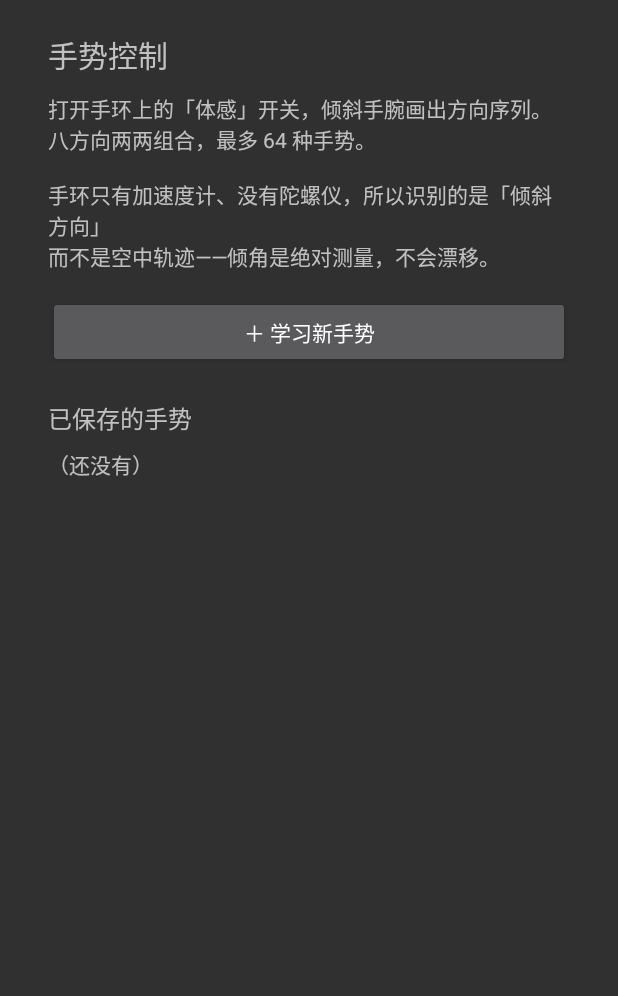
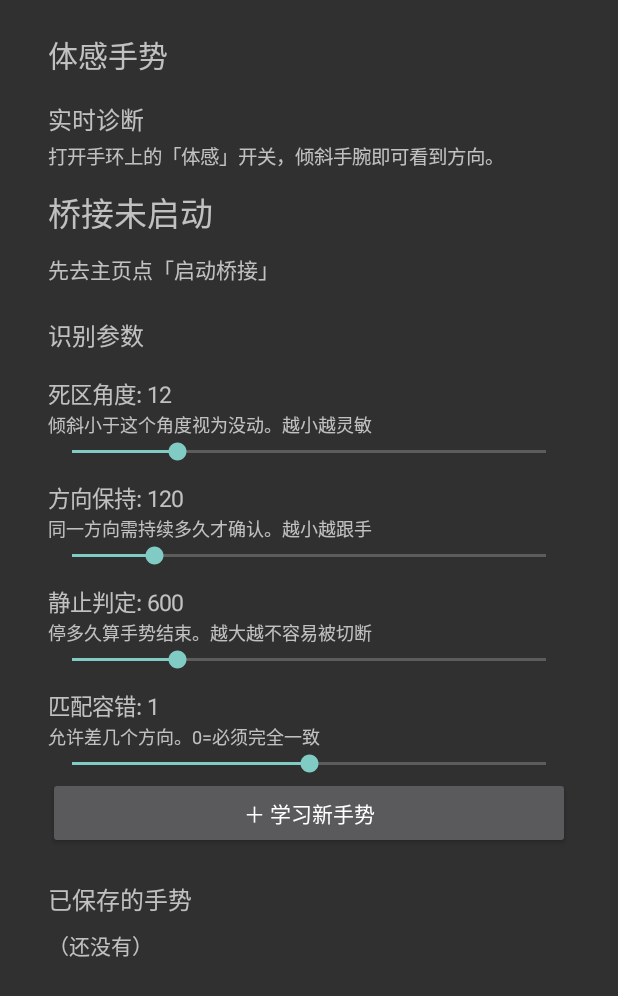
Before and after one commit to code787/ds1, an Android app: the screen it shows after launch (MainActivity), after a tap on "手势控制（体感）", on a phone screen of 412 x 824 dp. Shown: the top 996 px of the screen. Run offline under Robolectric (Android 15) with nearby library versions, the phone set to English and light mode, and no system bars.

Commit message:
feat: 手势阈值可调 + 实时诊断
用户需求：App 上能调识别阈值，并能看到当前识别到的方向（左上/右上…）。

## 实时诊断
- 手环每识别到一个方向变化就上报 tiltlive{dir,path}
- App 每 150ms 轮询 Service 的最新方向，显示：
  ⬆上 / ↗右上 / ➡右 / ↘右下 / ⬇下 / ↙左下 / ⬅左 / ↖左上
  以及本次已录到的方向序列
- 只在 cfg.live 开启时上报——每 20ms 一条会把蓝牙打满

## 阈值调节（4 个滑杆）
| 参数 | 范围 | 作用 |
|---|---|---|
| 死区角度 | 4~40° | 倾斜小于此值视为没动，越小越灵敏 |
| 方向保持 | 40~500ms | 同方向需持续多久才确认 |
| 静止判定 | 200~2000ms | 停多久算手势结束 |
| 匹配容错 | 0~2 | 允许差几个方向 |

改完立即通过 cfg 帧下发手环，不用重装 RPK。

## 架构
- GestureConfig.kt：参数模型 + SharedPreferences 存储 + 范围钳制
- ServiceRef.kt：静态持有 Service 引用，界面只读访问
- 手环端 createRecorder(opts) 接受配置，不再硬编码
- 协议新增：cfg（手机→手环配置）/ tiltlive（手环→手机实时方向）

单测 20 项全过。

```diff
--- a/app/src/main/java/com/wristcontrol/app/MainActivity.kt
+++ b/app/src/main/java/com/wristcontrol/app/MainActivity.kt
@@ -139,7 +139,9 @@ class MainActivity : Activity() {
             setOnClickListener {
                 try {
                     val panel = com.wristcontrol.app.gesture.GesturePanel(this@MainActivity)
+                    gesturePanel = panel
                     setContentView(panel.build())
+                    panel.onResume()
                 } catch (t: Throwable) {
                     statusText.text = "打开手势面板失败：${t.javaClass.simpleName}"
                 }
@@ -175,12 +177,28 @@ class MainActivity : Activity() {
         setContentView(scroll)
     }
 
+    private var gesturePanel: com.wristcontrol.app.gesture.GesturePanel? = null
+
     override fun onResume() {
         super.onResume()
         try {
             refreshStatus()
         } catch (t: Throwable) {
             Log.w(TAG, "刷新状态失败: ${t.javaClass.simpleName}")
+        }
+        try {
+            gesturePanel?.onResume()
+        } catch (t: Throwable) {
+            Log.w(TAG, "手势面板恢复失败: ${t.javaClass.simpleName}")
+        }
+    }
+
+    override fun onPause() {
+        super.onPause()
+        try {
+            gesturePanel?.onPause()
+        } catch (t: Throwable) {
+            Log.w(TAG, "手势面板暂停失败: ${t.javaClass.simpleName}")
         }
     }
 
--- /dev/null
+++ b/app/src/main/java/com/wristcontrol/app/gesture/GestureConfig.kt
@@ -0,0 +1,62 @@
+package com.wristcontrol.app.gesture
+
+import android.content.Context
+
+/**
+ * 手势识别的可调参数。
+ *
+ * 这些值直接决定手感，必须能在 App 上改：
+ * - 手环戴的位置、手腕初始姿态因人而异
+ * - 同一个死区角度，有人觉得太灵敏、有人觉得没反应
+ *
+ * 参数存在手机端，同步给手环。改完不用重装 RPK。
+ */
+data class GestureConfig(
+    /** 死区角度（度）。倾斜小于这个值视为没动。越小越灵敏。 */
+    val deadZone: Int = 12,
+
+    /** 同一方向需持续多久才确认（毫秒）。越小越跟手，但抖动变多。 */
+    val holdMs: Int = 120,
+
+    /** 静止多久判定手势结束（毫秒）。 */
+    val idleEndMs: Int = 600,
+
+    /** 匹配容错距离。0=必须完全一致，1=允许差一个方向。 */
+    val tolerance: Int = 1,
+
+    /** 是否在手机上实时显示识别到的方向（诊断用）。 */
+    val showLive: Boolean = true,
+) {
+    fun clamp(): GestureConfig = copy(
+        deadZone = deadZone.coerceIn(4, 40),
+        holdMs = holdMs.coerceIn(40, 500),
+        idleEndMs = idleEndMs.coerceIn(200, 2000),
+        tolerance = tolerance.coerceIn(0, 2),
+    )
+}
+
+/** 配置的读写。 */
+class GestureConfigStore(context: Context) {
+
+    private val prefs = context.applicationContext
+        .getSharedPreferences("wristcontrol_gesture_cfg", Context.MODE_PRIVATE)
+
+    fun load(): GestureConfig = GestureConfig(
+        deadZone = prefs.getInt("deadZone", 12),
+        holdMs = prefs.getInt("holdMs", 120),
+        idleEndMs = prefs.getInt("idleEndMs", 600),
+        tolerance = prefs.getInt("tolerance", 1),
+        showLive = prefs.getBoolean("showLive", true),
+    ).clamp()
+
+    fun save(cfg: GestureConfig) {
+        val c = cfg.clamp()
+        prefs.edit()
+            .putInt("deadZone", c.deadZone)
+            .putInt("holdMs", c.holdMs)
+            .putInt("idleEndMs", c.idleEndMs)
+            .putInt("tolerance", c.tolerance)
+            .putBoolean("showLive", c.showLive)
+            .apply()
+    }
+}
--- a/app/src/main/java/com/wristcontrol/app/gesture/GesturePanel.kt
+++ b/app/src/main/java/com/wristcontrol/app/gesture/GesturePanel.kt
@@ -2,45 +2,97 @@ package com.wristcontrol.app.gesture
 
 import android.app.Activity
 import android.app.AlertDialog
+import android.os.Handler
+import android.os.Looper
 import android.view.Gravity
 import android.view.ViewGroup
 import android.widget.Button
 import android.widget.LinearLayout
 import android.widget.ScrollView
+import android.widget.SeekBar
 import android.widget.TextView
 import android.widget.Toast
 
 /**
- * 手势管理界面：学习新手势、查看已有手势、删除。
+ * 手势控制面板：阈值调节 + 实时诊断 + 手势管理。
  *
- * 刻意做成最简单的列表：这个 App 的价值在手环侧，手机端是配置页。
+ * 三块内容：
+ * 1. 实时诊断：显示手环当前识别到的方向（左上/右上…）
+ * 2. 阈值调节：死区、保持时长、容错，改完立即下发
+ * 3. 手势列表：学习、查看、删除
  */
 class GesturePanel(private val activity: Activity) {
 
     private val store = GestureStore(activity)
+    private val cfgStore = GestureConfigStore(activity)
+    private var cfg = cfgStore.load()
+
     private val root = LinearLayout(activity).apply {
         orientation = LinearLayout.VERTICAL
         setPadding(48, 32, 48, 48)
     }
-    private val listBox = LinearLayout(activity).apply {
-        orientation = LinearLayout.VERTICAL
+    private val listBox = LinearLayout(activity).apply { orientation = LinearLayout.VERTICAL }
+    private val liveBox = TextView(activity).apply {
+        textSize = 22f
+        setPadding(0, 16, 0, 16)
+    }
+    private val liveSub = TextView(activity).apply {
+        textSize = 14f
+        setPadding(0, 0, 0, 16)
+    }
+
+    private val handler = Handler(Looper.getMainLooper())
+    private val poller = object : Runnable {
+        override fun run() {
+            refreshLive()
+            handler.postDelayed(this, 150)
+        }
     }
 
     fun build(): ScrollView {
         root.addView(TextView(activity).apply {
-            text = "手势控制"
+            text = "体感手势"
             textSize = 20f
         })
 
+        // ---- 实时诊断 ----
         root.addView(TextView(activity).apply {
-            text = "打开手环上的「体感」开关，倾斜手腕画出方向序列。\n" +
-                "八方向两两组合，最多 64 种手势。\n\n" +
-                "手环只有加速度计、没有陀螺仪，所以识别的是「倾斜方向」\n" +
-                "而不是空中轨迹——倾角是绝对测量，不会漂移。"
-            textSize = 14f
-            setPadding(0, 16, 0, 24)
+            text = "实时诊断"
+            textSize = 16f
+            setPadding(0, 24, 0, 4)
+        })
+        root.addView(TextView(activity).apply {
+            text = "打开手环上的「体感」开关，倾斜手腕即可看到方向。"
+            textSize = 13f
+        })
+        root.addView(liveBox)
+        root.addView(liveSub)
+
+        // ---- 阈值调节 ----
+        root.addView(TextView(activity).apply {
+            text = "识别参数"
+            textSize = 16f
+            setPadding(0, 16, 0, 8)
         })
 
+        addSlider("死区角度", "倾斜小于这个角度视为没动。越小越灵敏", 4, 40, cfg.deadZone) { v ->
+            cfg = cfg.copy(deadZone = v)
+            applyCfg()
+        }
+        addSlider("方向保持", "同一方向需持续多久才确认。越小越跟手", 40, 500, cfg.holdMs) { v ->
+            cfg = cfg.copy(holdMs = v)
+            applyCfg()
+        }
+        addSlider("静止判定", "停多久算手势结束。越大越不容易被切断", 200, 2000, cfg.idleEndMs) { v ->
+            cfg = cfg.copy(idleEndMs = v)
+            applyCfg()
+        }
+        addSlider("匹配容错", "允许差几个方向。0=必须完全一致", 0, 2, cfg.tolerance) { v ->
+            cfg = cfg.copy(tolerance = v)
+            applyCfg()
+        }
+
+        // ---- 手势列表 ----
         root.addView(Button(activity).apply {
             text = "＋ 学习新手势"
             setOnClickListener { startLearn() }
@@ -54,8 +106,79 @@ class GesturePanel(private val activity: Activity) {
         root.addView(listBox)
 
         refresh()
+        return ScrollView(activity).apply { addView(root) }
+    }
 
-        return ScrollView(activity).apply { addView(root) }
+    /** 页面显示时开始轮询实时方向。 */
+    fun onResume() {
+        handler.removeCallbacks(poller)
+        handler.post(poller)
+    }
+
+    fun onPause() {
+        handler.removeCallbacks(poller)
+    }
+
+    private fun refreshLive() {
+        val svc = com.wristcontrol.app.transport.ServiceRef.current
+        if (svc == null) {
+            if (liveBox.text != "桥接未启动") liveBox.text = "桥接未启动"
+            if (liveSub.text != "先去主页点「启动桥接」") liveSub.text = "先去主页点「启动桥接」"
+            return
+        }
+        val dir = svc.lastLiveDir
+        val path = svc.lastLivePath
+        val label = dirLabel(dir)
+        if (liveBox.text != label) liveBox.text = label
+        val sub = if (path.isNotEmpty()) "本次序列: $path" else "还没识别到方向"
+        if (liveSub.text != sub) liveSub.text = sub
+    }
+
+    private fun dirLabel(code: String): String = when (code) {
+        "N" -> "⬆ 上"
+        "NE" -> "↗ 右上"
+        "E" -> "➡ 右"
+        "SE" -> "↘ 右下"
+        "S" -> "⬇ 下"
+        "SW" -> "↙ 左下"
+        "W" -> "⬅ 左"
+        "NW" -> "↖ 左上"
+        else -> "— 未倾斜"
+    }
+
+    private fun addSlider(title: String, hint: String, min: Int, max: Int, value: Int, onChange: (Int) -> Unit) {
+        val valueLabel = TextView(activity).apply {
+            text = "$title: $value"
+            textSize = 15f
+        }
+        root.addView(LinearLayout(activity).apply {
+            orientation = LinearLayout.VERTICAL
+            setPadding(0, 16, 0, 0)
+            addView(valueLabel)
+            addView(TextView(activity).apply {
+                text = hint
+                textSize = 12f
+            })
+            addView(SeekBar(activity).apply {
+                this.max = max - min
+                progress = (value - min).coerceIn(0, max - min)
+                setOnSeekBarChangeListener(object : SeekBar.OnSeekBarChangeListener {
+                    override fun onProgressChanged(sb: SeekBar?, p: Int, fromUser: Boolean) {
+                        if (!fromUser) return
+                        val v = min + p
+                        valueLabel.text = "$title: $v"
+                        onChange(v)
+                    }
+                    override fun onStartTrackingTouch(sb: SeekBar?) {}
+                    override fun onStopTrackingTouch(sb: SeekBar?) {}
+                })
+            })
+        })
+    }
+
+    private fun applyCfg() {
+        cfgStore.save(cfg)
+        com.wristcontrol.app.transport.ServiceRef.current?.pushConfig()
     }
 
     private fun refresh() {
@@ -73,13 +196,11 @@ class GesturePanel(private val activity: Activity) {
                 orientation = LinearLayout.HORIZONTAL
                 gravity = Gravity.CENTER_VERTICAL
                 setPadding(0, 12, 0, 12)
-
                 addView(TextView(activity).apply {
                     text = g.path.joinToString(" → ") + "\n" + g.name + " → " + actionLabel(g.action)
                     textSize = 15f
                     layoutParams = LinearLayout.LayoutParams(0, ViewGroup.LayoutParams.WRAP_CONTENT, 1f)
                 })
-
                 addView(Button(activity).apply {
                     text = "删除"
                     setOnClickListener {
@@ -92,15 +213,15 @@ class GesturePanel(private val activity: Activity) {
         }
     }
 
-    /** 开始学习：提示用户去手环上做动作，然后选择识别结果。 */
     private fun startLearn() {
-        val directions = arrayOf("N", "NE", "E", "SE", "S", "SW", "W", "NW")
+        val dirs = arrayOf("N 上", "NE 右上", "E 右", "SE 右下", "S 下", "SW 左下", "W 左", "NW 左上")
+        val codes = arrayOf("N", "NE", "E", "SE", "S", "SW", "W", "NW")
         val first = arrayOfNulls<String>(1)
 
         AlertDialog.Builder(activity)
-            .setTitle("第一步：选第一个方向")
-            .setItems(directions) { _, which ->
-                first[0] = directions[which]
+            .setTitle("第一步：第一个方向")
+            .setItems(dirs) { _, which ->
+                first[0] = codes[which]
                 chooseSecond(first[0]!!)
             }
             .setNegativeButton("取消", null)
@@ -108,11 +229,12 @@ class GesturePanel(private val activity: Activity) {
     }
 
     private fun chooseSecond(firstDir: String) {
-        val directions = arrayOf("（只要一个方向）", "N", "NE", "E", "SE", "S", "SW", "W", "NW")
+        val dirs = arrayOf("（只要一个方向）", "N 上", "NE 右上", "E 右", "SE 右下", "S 下", "SW 左下", "W 左", "NW 左上")
+        val codes = arrayOf("", "N", "NE", "E", "SE", "S", "SW", "W", "NW")
         AlertDialog.Builder(activity)
-            .setTitle("第二步：选第二个方向（可跳过）")
-            .setItems(directions) { _, which ->
-                val path = if (which == 0) listOf(firstDir) else listOf(firstDir, directions[which])
+            .setTitle("第二步：第二个方向（可跳过）")
+            .setItems(dirs) { _, which ->
+                val path = if (which == 0) listOf(firstDir) else listOf(firstDir, codes[which])
                 chooseAction(path)
             }
             .setNegativeButton("取消", null)
@@ -122,7 +244,6 @@ class GesturePanel(private val activity: Activity) {
     private fun chooseAction(path: List<String>) {
         val actions = arrayOf("返回", "主页", "多任务", "点击", "上滑", "下滑", "左滑", "右滑", "音量+", "音量-", "锁屏")
         val codes = arrayOf("back", "home", "recents", "tap", "up", "down", "left", "right", "volup", "voldown", "screenoff")
-
         AlertDialog.Builder(activity)
             .setTitle("第三步：绑定操作")
             .setItems(actions) { _, which ->
@@ -134,7 +255,7 @@ class GesturePanel(private val activity: Activity) {
                 )
                 store.add(g)
                 refresh()
-                Toast.makeText(activity, "已保存：$path → ${actions[which]}", Toast.LENGTH_SHORT).show()
+                Toast.makeText(activity, "已保存", Toast.LENGTH_SHORT).show()
             }
             .setNegativeButton("取消", null)
             .show()
--- /dev/null
+++ b/app/src/main/java/com/wristcontrol/app/transport/ServiceRef.kt
@@ -0,0 +1,22 @@
+package com.wristcontrol.app.transport
+
+/**
+ * 当前运行中的 ControlService 引用。
+ *
+ * 界面需要读实时方向、下发配置，但不能直接持有 Service 对象。
+ * 这里用静态引用，在 Service 的 onCreate/onDestroy 里维护。
+ * 只暴露只读访问，避免界面误改 Service 状态。
+ */
+object ServiceRef {
+    @Volatile
+    var current: ControlService? = null
+        private set
+
+    fun attach(service: ControlService) {
+        current = service
+    }
+
+    fun detach(service: ControlService) {
+        if (current === service) current = null
+    }
+}
```
Also changed, not shown: app/src/main/java/com/wristcontrol/app/protocol/ControlProtocol.kt (+27 -0 lines), app/src/main/java/com/wristcontrol/app/transport/ControlService.kt (+37 -0 lines), 2 other files.
